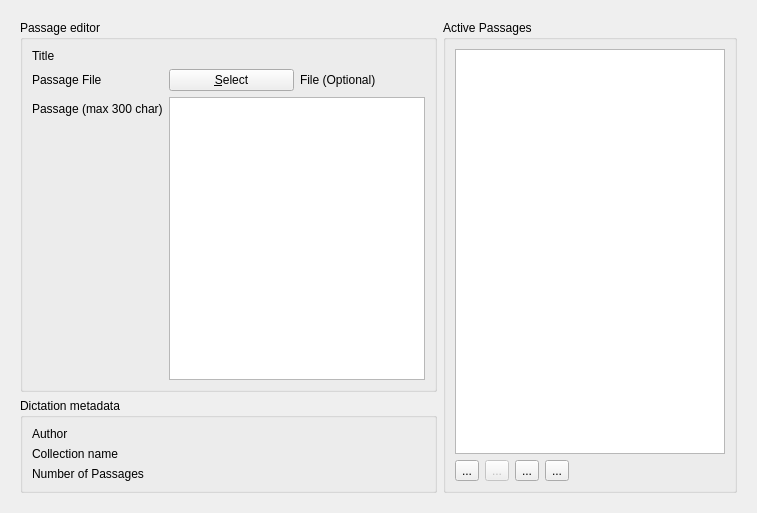
BuildmLearn/BuildmLearn-Toolkit, file src/templates/dictation/dictationeditor.ui: the form before one commit.
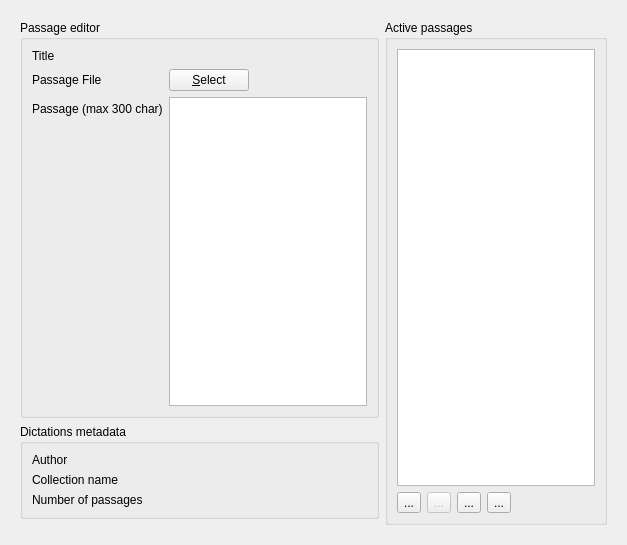
The form after the commit. Custom widgets are drawn as their Qt base class.

Commit message: Complete editor part for the dictation template

Diff of the .ui file:
```diff
--- a/src/templates/dictation/dictationeditor.ui
+++ b/src/templates/dictation/dictationeditor.ui
@@ -6,15 +6,15 @@
    <rect>
     <x>0</x>
     <y>0</y>
-    <width>757</width>
-    <height>513</height>
+    <width>627</width>
+    <height>545</height>
    </rect>
   </property>
   <property name="windowTitle">
    <string>Form</string>
   </property>
-  <layout class="QGridLayout" name="gridLayout_3">
-   <item row="0" column="0">
+  <layout class="QVBoxLayout" name="verticalLayout">
+   <item>
     <widget class="QScrollArea" name="scrollArea">
      <property name="frameShape">
       <enum>QFrame::NoFrame</enum>
@@ -27,11 +27,11 @@
        <rect>
         <x>0</x>
         <y>0</y>
-        <width>739</width>
-        <height>495</height>
+        <width>609</width>
+        <height>527</height>
        </rect>
       </property>
-      <layout class="QGridLayout" name="gridLayout_4">
+      <layout class="QGridLayout" name="gridLayout_3">
        <item row="0" column="0">
         <widget class="QGroupBox" name="m_groupPassageEditor">
          <property name="title">
@@ -56,7 +56,7 @@
            </widget>
           </item>
           <item row="1" column="1">
-           <layout class="QHBoxLayout" name="horizontalLayout_12">
+           <layout class="QHBoxLayout" name="horizontalLayout">
             <item>
              <widget class="QPushButton" name="m_btnPassageSelect">
               <property name="text">
@@ -65,9 +65,15 @@
              </widget>
             </item>
             <item>
-             <widget class="QLabel" name="m_lblPassageStatus">
-              <property name="text">
-               <string>File (Optional)</string>
+             <widget class="LabelWithStatus" name="m_lblPassageStatus" native="true">
+              <property name="sizePolicy">
+               <sizepolicy hsizetype="Expanding" vsizetype="Preferred">
+                <horstretch>0</horstretch>
+                <verstretch>0</verstretch>
+               </sizepolicy>
+              </property>
+              <property name="layoutDirection">
+               <enum>Qt::RightToLeft</enum>
               </property>
              </widget>
             </item>
@@ -81,7 +87,7 @@
            </widget>
           </item>
           <item row="2" column="1">
-           <widget class="MaxLengthTextEdit" name="m_txtPassage">
+           <widget class="QTextEdit" name="m_txtPassage">
             <property name="sizePolicy">
              <sizepolicy hsizetype="Expanding" vsizetype="Expanding">
               <horstretch>1</horstretch>
@@ -91,34 +97,21 @@
             <property name="horizontalScrollBarPolicy">
              <enum>Qt::ScrollBarAlwaysOff</enum>
             </property>
-            <property name="tabChangesFocus">
-             <bool>true</bool>
-            </property>
-            <property name="html">
-             <string>&lt;!DOCTYPE HTML PUBLIC &quot;-//W3C//DTD HTML 4.0//EN&quot; &quot;http://www.w3.org/TR/REC-html40/strict.dtd&quot;&gt;
-&lt;html&gt;&lt;head&gt;&lt;meta name=&quot;qrichtext&quot; content=&quot;1&quot; /&gt;&lt;style type=&quot;text/css&quot;&gt;
-p, li { white-space: pre-wrap; }
-&lt;/style&gt;&lt;/head&gt;&lt;body style=&quot; font-family:'Ubuntu'; font-size:11pt; font-weight:400; font-style:normal;&quot;&gt;
-&lt;p style=&quot; margin-top:0px; margin-bottom:0px; margin-left:0px; margin-right:0px; -qt-block-indent:0; text-indent:0px;&quot;&gt;&lt;span style=&quot; font-family:'MS Shell Dlg 2'; font-size:8pt;&quot;&gt;&lt;br /&gt;&lt;/span&gt;&lt;/p&gt;&lt;/body&gt;&lt;/html&gt;</string>
-            </property>
-            <property name="acceptRichText">
-             <bool>false</bool>
-            </property>
            </widget>
           </item>
          </layout>
         </widget>
        </item>
-       <item row="0" column="1" rowspan="2">
+       <item row="0" column="1" rowspan="3">
         <widget class="QGroupBox" name="groupBox_2">
          <property name="title">
-          <string>Active Passages</string>
+          <string>Active passages</string>
          </property>
          <layout class="QGridLayout" name="gridLayout_2">
           <item row="1" column="0">
            <widget class="PlainToolButton" name="m_btnPassageAdd">
             <property name="toolTip">
-             <string>Add new image.</string>
+             <string>Add new passage.</string>
             </property>
             <property name="text">
              <string>...</string>
@@ -134,7 +127,7 @@
           <item row="1" column="3">
            <widget class="PlainToolButton" name="m_btnPassageDown">
             <property name="toolTip">
-             <string>Move image down.</string>
+             <string>Move passage down.</string>
             </property>
             <property name="text">
              <string>...</string>
@@ -153,7 +146,7 @@
              <bool>false</bool>
             </property>
             <property name="toolTip">
-             <string>Remove selected image.</string>
+             <string>Remove selected passage.</string>
             </property>
             <property name="text">
              <string>...</string>
@@ -169,7 +162,7 @@
           <item row="1" column="2">
            <widget class="PlainToolButton" name="m_btnPassageUp">
             <property name="toolTip">
-             <string>Move image up.</string>
+             <string>Move passage up.</string>
             </property>
             <property name="text">
              <string>...</string>
@@ -189,14 +182,14 @@
             </property>
             <property name="sizeHint" stdset="0">
              <size>
-              <width>0</width>
-              <height>0</height>
+              <width>40</width>
+              <height>20</height>
              </size>
             </property>
            </spacer>
           </item>
           <item row="0" column="0" colspan="5">
-           <widget class="QListWidget" name="m_listPassage">
+           <widget class="QListWidget" name="m_listPassages">
             <property name="sizePolicy">
              <sizepolicy hsizetype="Expanding" vsizetype="Expanding">
               <horstretch>1</horstretch>
@@ -204,7 +197,7 @@
              </sizepolicy>
             </property>
             <property name="toolTip">
-             <string>This list contains already added images.</string>
+             <string>This list contains already added passages.</string>
             </property>
            </widget>
           </item>
@@ -214,7 +207,7 @@
        <item row="1" column="0">
         <widget class="QGroupBox" name="groupBox_3">
          <property name="title">
-          <string>Dictation metadata</string>
+          <string>Dictations metadata</string>
          </property>
          <layout class="QFormLayout" name="formLayout_2">
           <property name="fieldGrowthPolicy">
@@ -243,12 +236,12 @@
           <item row="2" column="0">
            <widget class="QLabel" name="label_6">
             <property name="text">
-             <string>Number of Passages</string>
+             <string>Number of passages</string>
             </property>
            </widget>
           </item>
           <item row="2" column="1">
-           <widget class="LineEditWithStatus" name="m_txtNumberOfPassage" native="true"/>
+           <widget class="LineEditWithStatus" name="m_txtNumberOfPassages" native="true"/>
           </item>
          </layout>
         </widget>
@@ -272,9 +265,10 @@
    <container>1</container>
   </customwidget>
   <customwidget>
-   <class>MaxLengthTextEdit</class>
-   <extends>QTextEdit</extends>
-   <header>maxlengthtextedit.h</header>
+   <class>LabelWithStatus</class>
+   <extends>QWidget</extends>
+   <header>labelwithstatus.h</header>
+   <container>1</container>
   </customwidget>
  </customwidgets>
  <resources/>
```
The commit also changes 13 other files.
